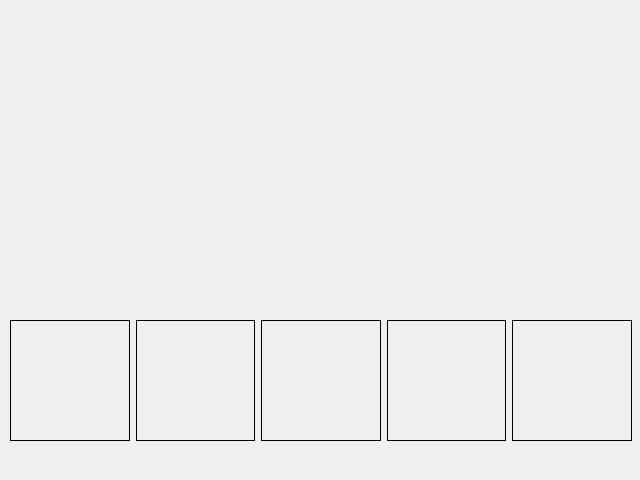
parashyd/WeldTester, file mainwindow.ui: the form before one commit.
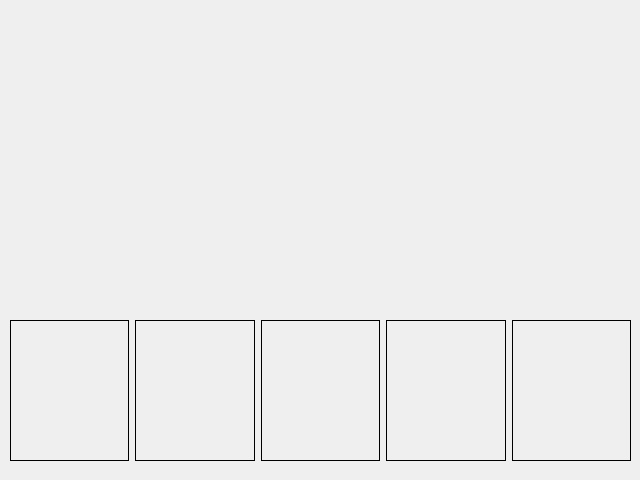
The form after the commit. Icons and pictures are not drawn.

```diff
--- a/mainwindow.ui
+++ b/mainwindow.ui
@@ -19,8 +19,8 @@
      <rect>
       <x>10</x>
       <y>320</y>
-      <width>622</width>
-      <height>121</height>
+      <width>621</width>
+      <height>141</height>
      </rect>
     </property>
     <layout class="QHBoxLayout" name="horizontalLayout">
```
